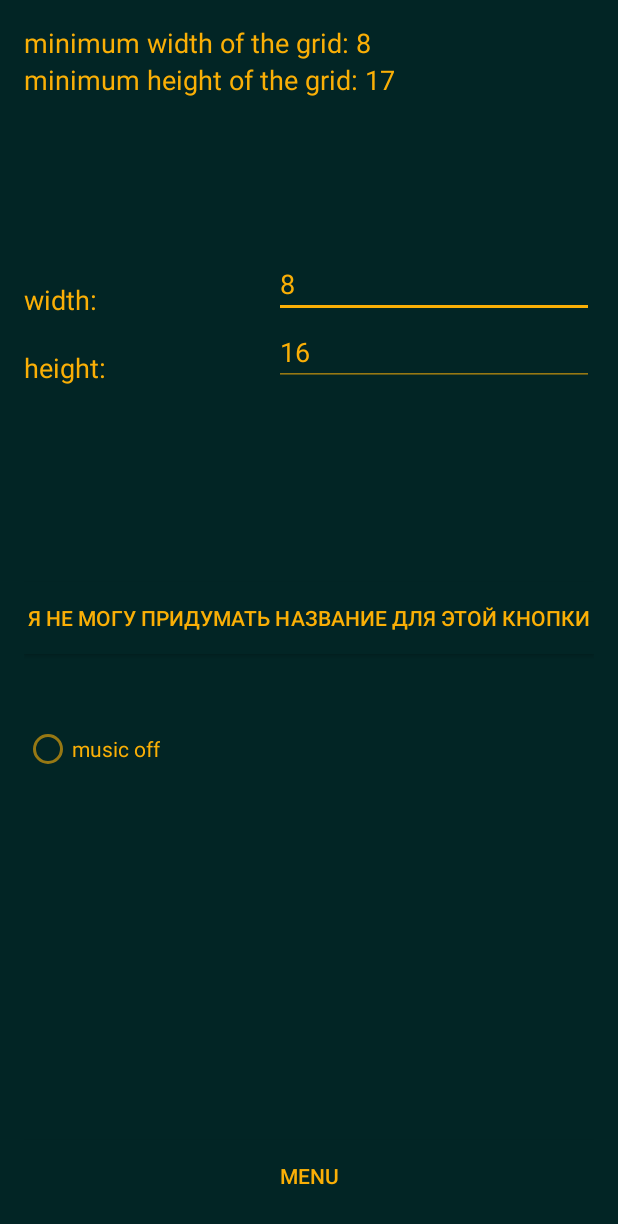
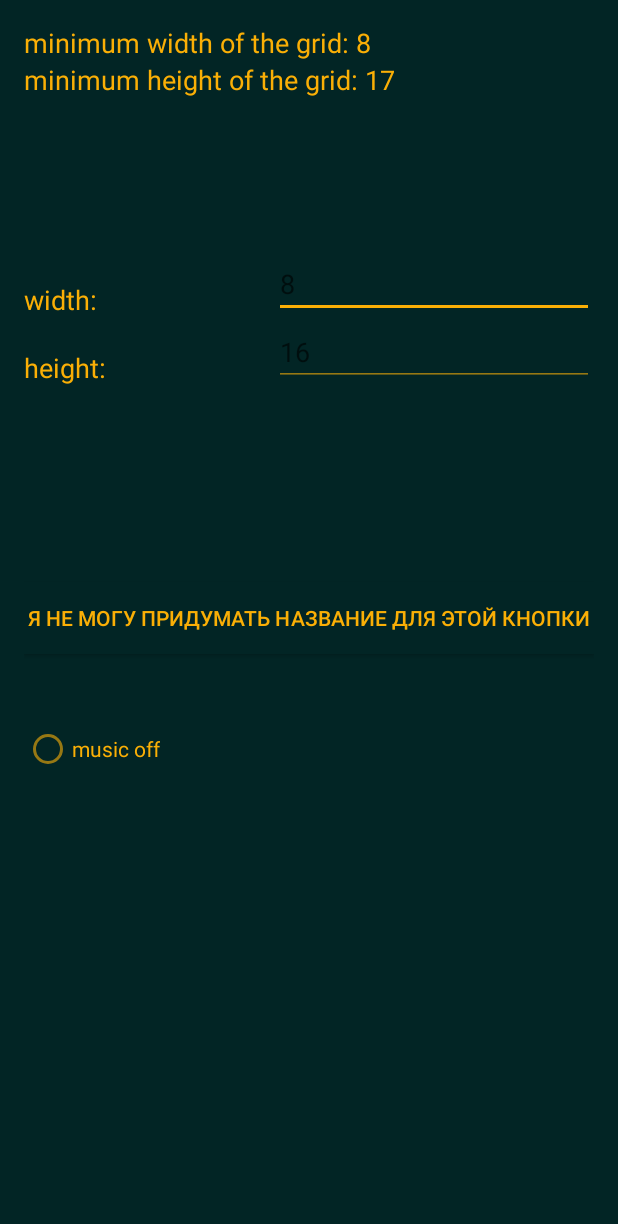
Before and after one commit to stakenschneider/HexTetris, an Android app: the Main screen opened directly, with no data from a screen before it, after a tap on "SETTINGS", on a phone screen of 412 x 824 dp. Shown: the top 1224 px of the screen. Run offline under Robolectric (Android 15) with nearby library versions, the phone set to English and light mode, and no system bars.

Commit message:
маленький комит с какими-то изменениями, тут подправила, там изменила - вот и весь комит

```diff
--- a/app/src/main/AndroidManifest.xml
+++ b/app/src/main/AndroidManifest.xml
@@ -22,12 +22,10 @@
                 <category android:name="android.intent.category.LAUNCHER" />
             </intent-filter>
         </activity>
-        <activity android:name=".GamePlay" />
+        <activity android:name=".GamePlay" android:screenOrientation="portrait" />
         <activity android:name=".Settings" />
         <activity android:name=".WebViewActivity" />
-        <activity android:name=".FigureCreating" />
         <activity android:name=".Start" />
-        <activity android:name=".Twitter"></activity>
     </application>
 
 </manifest>
--- a/app/src/main/java/com/example/masha/tetris/Main.java
+++ b/app/src/main/java/com/example/masha/tetris/Main.java
@@ -16,6 +16,9 @@ import android.view.View;
 import android.widget.EditText;
 import android.widget.LinearLayout;
 import android.widget.Toast;
+
+import java.io.InputStream;
+
 import service.MyService;
 import twitter4j.StatusUpdate;
 import twitter4j.Twitter;
@@ -290,6 +293,7 @@ public class Main extends AppCompatActivity implements View.OnClickListener {
 
                 StatusUpdate statusUpdate = new StatusUpdate(status);
 
+
                 twitter4j.Status response = twitter.updateStatus(statusUpdate);
 
             } catch (TwitterException e) {
--- a/app/src/main/java/com/example/masha/tetris/Settings.java
+++ b/app/src/main/java/com/example/masha/tetris/Settings.java
@@ -18,8 +18,6 @@ import static com.example.masha.tetris.Main.scrh;
 
 public class Settings extends AppCompatActivity implements View.OnClickListener {
 
-    Button bttnMenu , bttnSentence;
-    Intent intent;
     RadioButton radioButton;
 
     SharedPreferences sharedPreferences;
@@ -41,11 +39,7 @@ public class Settings extends AppCompatActivity implements View.OnClickListener
         eTw = (EditText) findViewById(R.id.width);
         eTh = (EditText) findViewById(R.id.height);
 
-        bttnMenu = (Button) findViewById(R.id.bttnMenu);
-        bttnMenu.setOnClickListener(this);
-
-        bttnSentence = (Button) findViewById(R.id.bttnSentence);
-        bttnSentence.setOnClickListener(this);
+        findViewById(R.id.bttnSentence).setOnClickListener(this);
 
         radioButton = (RadioButton) findViewById(R.id.radioButton);
 
@@ -54,31 +48,29 @@ public class Settings extends AppCompatActivity implements View.OnClickListener
 
     public void onClick(View v) {
         switch (v.getId()) {
-            case R.id.bttnMenu:
-                intent = new Intent (this, Main.class);
-                startActivity(intent);
-                loadText();
-                finish();
-                break;
-
             case R.id.bttnSentence:
                 eTh.setText("" +(int)((2*(scrh-30)-2*scrw/(Math.sqrt(3)*(2*Integer.parseInt(eTw.getText().toString())+1)))/(3*2*scrw/(Math.sqrt(3)*(2*Integer.parseInt(eTw.getText().toString())+1)))));
                 break;
-        }
 
+            case R.id.radioButton:
                 if (radioButton.isChecked()) { // доделать мнгновенное срабатывание
                     stopService(new Intent(this, MyService.class));
-            radioButton.setText("music on");
+                    radioButton.setText(getResources().getString(R.string.muson));
                 } else
                 {
                     startService(new Intent(this, MyService.class));
-            radioButton.setText("music off");
+                    radioButton.setText(getResources().getString(R.string.musoff));
                 }
+                break;
+        }
+
+
     }
 
 
     public void saveText()
     {
+        if (!eTh.getText().toString().equals("") && !eTw.getText().toString().equals("")) {
             sharedPreferences = getSharedPreferences(MY_PREF, MODE_PRIVATE);
             Editor ed = sharedPreferences.edit();
 
@@ -86,6 +78,7 @@ public class Settings extends AppCompatActivity implements View.OnClickListener
             ed.putInt(sWIDTH, Integer.parseInt(eTw.getText().toString()));
 
             ed.commit();
+        }
     }
 
 
--- a/app/src/main/res/layout/activity_game_play.xml
+++ b/app/src/main/res/layout/activity_game_play.xml
@@ -8,6 +8,8 @@
     android:paddingRight="@dimen/activity_horizontal_margin"
     android:paddingTop="@dimen/activity_vertical_margin"
     tools:context="com.example.masha.applicationname.GamePlay"
-    android:background="@color/darkGreen">
+    android:background="@color/darkGreen"
+    android:focusable="false">
+
 
 </RelativeLayout>
--- a/app/src/main/res/layout/activity_main.xml
+++ b/app/src/main/res/layout/activity_main.xml
@@ -90,6 +90,7 @@
             android:layout_width="match_parent"
             android:layout_height="wrap_content"
             android:layout_marginTop="5dp"
+            android:text=" @HexTetris"
             android:background="@color/darkGreen"
             android:inputType="textMultiLine"
             android:minLines="5"
@@ -112,7 +113,7 @@
             android:layout_height="wrap_content"
             android:layout_marginTop="10dp"
             android:background="@color/darkGreen"
-            android:text="@string/share_btn"
+            android:text="@string/back_to_menu"
             android:textColor="@color/yell"
             />
     </LinearLayout>
--- a/app/src/main/res/layout/activity_settings.xml
+++ b/app/src/main/res/layout/activity_settings.xml
@@ -10,16 +10,6 @@
     tools:context="com.example.masha.applicationname.Settings"
     android:background="@color/darkGreen">
 
-    <Button
-        android:layout_width="match_parent"
-        android:layout_height="wrap_content"
-        android:text="@string/act_set"
-        android:id="@+id/bttnMenu"
-        android:layout_alignParentBottom="true"
-        android:layout_alignParentEnd="true"
-        android:background="@color/darkGreen"
-        android:textColor="@color/yell" />
-
     <EditText
         android:layout_width="wrap_content"
         android:layout_height="wrap_content"
@@ -28,9 +18,10 @@
         android:id="@+id/width"
         android:layout_marginTop="101dp"
         android:textColor="@color/yell"
-        android:text="8"
         android:layout_below="@+id/textView5"
-        android:layout_alignParentEnd="true" />
+        android:layout_alignParentEnd="true"
+        android:numeric="integer"
+        android:hint="8" />
 
     <EditText
         android:layout_width="wrap_content"
@@ -39,9 +30,9 @@
         android:ems="10"
         android:id="@+id/height"
         android:textColor="@color/yell"
-        android:text="16"
         android:layout_below="@+id/width"
-        android:layout_alignParentEnd="true" />
+        android:layout_alignParentEnd="true"
+        android:hint="16" />
 
     <TextView
         android:layout_width="wrap_content"
@@ -60,8 +51,7 @@
         android:text="@string/lblh"
         android:id="@+id/textView3"
         android:textColor="@color/yell"
-        android:layout_alignBottom="@+id/height"
-        android:layout_alignStart="@+id/bttnMenu" />
+        android:layout_alignBottom="@+id/height" />
 
     <TextView
         android:layout_width="wrap_content"
@@ -96,7 +86,7 @@
     <RadioButton
         android:layout_width="wrap_content"
         android:layout_height="wrap_content"
-        android:text="@string/mus"
+        android:text="@string/musoff"
         android:id="@+id/radioButton"
         android:layout_below="@+id/bttnSentence"
         android:layout_alignParentStart="true"
--- a/app/src/main/res/values/strings.xml
+++ b/app/src/main/res/values/strings.xml
@@ -3,8 +3,6 @@
     <string name="act_set">MENU</string>
 
     <string name="twitter">twitter</string>
-    <string name="google">google+</string>
-    <string name="facebook">facebook</string>
 
     <string name="titleLbl">Hexagonal tetris</string>
 
@@ -22,22 +20,20 @@
     <string name="minW">minimum width of the grid: 8</string>
     <string name="minH">minimum height of the grid: 17</string>
 
-    <string name="add">add</string>
-
-    <string name="playbttn">play</string>
-    <string name="btnadd">add</string>
-
     <string name="start_text">Welcome to the Hexagonal Tetris. Blah blah blah - rules - blah blah blah.</string>
     <string name="Score">Score:</string>
-    <string name="mus">music off</string>
+    <string name="musoff">music off</string>
+    <string name="muson">music on</string>
 
-
-    <string name="twitter_consumer_key">t7pUO3Qii11hZE9q1iQ7n9Ahb</string>
-    <string name="twitter_consumer_secret">5MLvSsmdKZil0iF0SHITRGPR47xUkNJJMxdhE7ezdfabR4va9b</string>
-    <string name="twitter_oauth_verifier">oauth_verifier</string>
-    <string name="title_activity_web_view">WebViewActivity</string>
+    <string name="twitter_consumer_key" translatable="false">t7pUO3Qii11hZE9q1iQ7n9Ahb</string>
+    <string name="twitter_consumer_secret" translatable="false">5MLvSsmdKZil0iF0SHITRGPR47xUkNJJMxdhE7ezdfabR4va9b</string>
+    <string name="twitter_oauth_verifier" translatable="false">oauth_verifier</string>
+    <string name="title_activity_web_view" translatable="false">WebViewActivity</string>
     <string name="share_btn">Share</string>
 
     <string name="login_btn">Login to Twitter</string>
 
+    <string name="score">score: </string>
+    <string name="back_to_menu">back to main menu</string>
+
 </resources>
```
Also changed, not shown: app/src/main/java/backport/Optional.java (+25 -204 lines), app/src/main/java/com/example/masha/tetris/Controller.java (+11 -12 lines), app/src/main/java/draw/DrawGrid.java (+4 -5 lines), 2 other files. Lines whose indentation alone changed are shown as unchanged.
